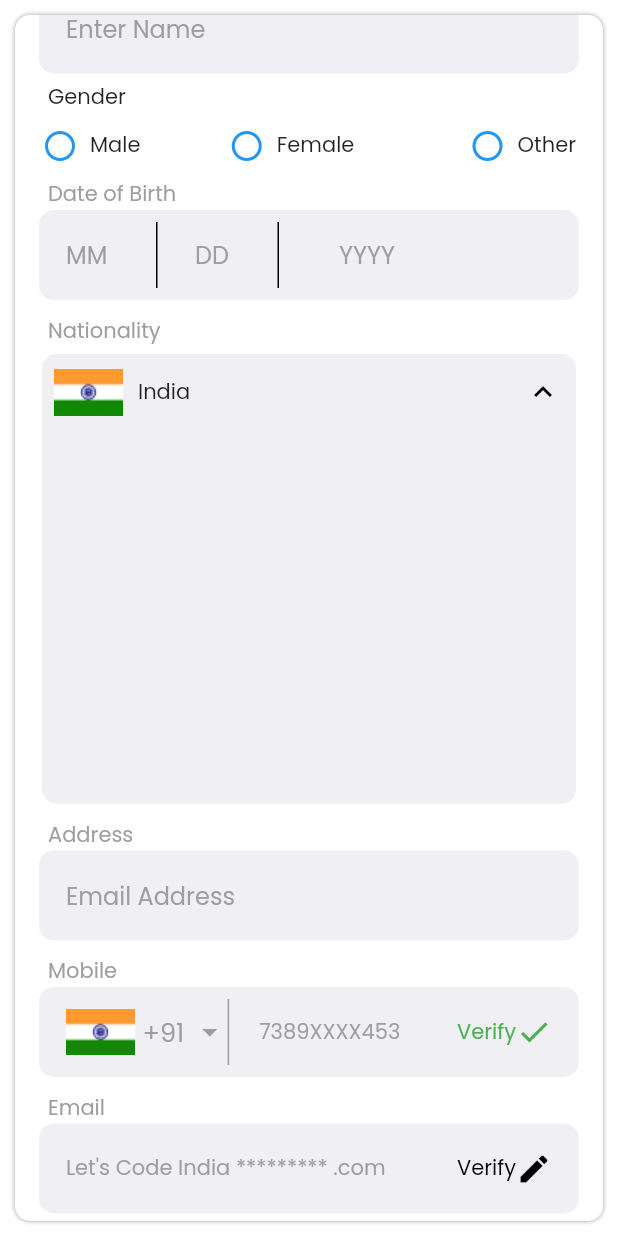
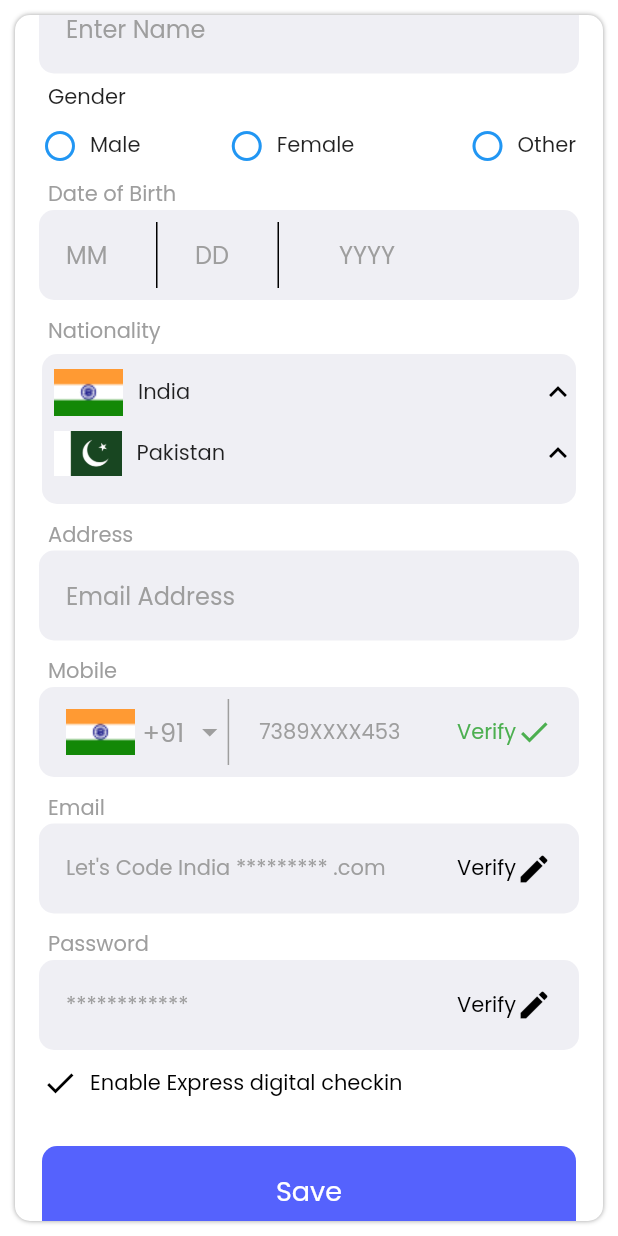
Before and after one commit to 21421342382/Ezmystay, a Flutter app: the complete_profile screen opened directly, scrolled down 286 dp, after a tap on "India", on a phone screen of 412 x 824 dp. Run offline on Flutter 3.47's test engine with Material 2 defaults, Android fonts, the phone set to English and light mode, and no system bars; our stand-ins replace auto_size_text, flutter_otp_text_field, fluttertoast, google_fonts.

Commit message:
Seven Commit

```diff
--- a/lib/app/sign up/complete profile.dart
+++ b/lib/app/sign up/complete profile.dart
@@ -4,6 +4,7 @@ import 'package:flutter/services.dart';
 import 'package:google_fonts/google_fonts.dart';
 import 'package:interviewproject/assets%20controller/assets_controller.dart';
 
+import '../home Section/main home.dart';
 import 'driving license.dart';
 
 class complete_profile extends StatefulWidget {
@@ -21,6 +22,10 @@ class _complete_profileState extends State<complete_profile> {
   bool other = false;
   bool show_animation = false;
   bool on_clicked = false;
+  bool india = false;
+  bool pakistan = false;
+  bool _show_india = true;
+  bool _show_pakistan = false;
 
   Widget build(BuildContext context) {
     return Scaffold(
@@ -48,7 +53,11 @@ class _complete_profileState extends State<complete_profile> {
                     alignment: Alignment.centerLeft,
                     child: Padding(
                       padding: const EdgeInsets.all(18.0),
-                      child: Text("Home >",style: GoogleFonts.poppins(color: Colors.blue),),
+                      child: InkWell(
+                          onTap: (){
+                            Navigator.of(context).pushAndRemoveUntil(MaterialPageRoute(builder: (context) => home_section()), (route) => false);
+                          },
+                          child: Text("Home >",style: GoogleFonts.poppins(color: Colors.blue),)),
                     ),
                   ),
                   Center(
@@ -312,7 +321,7 @@ class _complete_profileState extends State<complete_profile> {
                       },
                       child: AnimatedContainer(
                         duration: Duration(milliseconds: 1000),
-                        height: show_animation ?300 :60,
+                        height: show_animation ?100 :60,
                         width: double.infinity,
                         decoration: BoxDecoration(
                           color: Color(0xFFEFEFF4),
@@ -323,7 +332,18 @@ class _complete_profileState extends State<complete_profile> {
                             ?Column(
                           children: [
                             SizedBox(height: 10,),
-                            Row(
+                            InkWell(
+                              onTap: (){
+                                setState(() {
+                                  pakistan = false;
+                                  india = true;
+                                  _show_india = true;
+                                  _show_pakistan = false;
+                                  show_animation = false;
+                                });
+                              },
+                              child: Container(
+                                child: Row(
                                   children: [
                                     SizedBox(width: 8,),
                                     Image.asset(assets_controller.india_flag),
@@ -333,12 +353,55 @@ class _complete_profileState extends State<complete_profile> {
                                       alignment: Alignment.centerRight,
                                       child: Icon(Icons.keyboard_arrow_up_outlined,color: Colors.black,),
                                     )),
-                                SizedBox(width: 10,),
                                   ],
                                 ),
+                              ),
+                            ),
+                            SizedBox(height: 10,),
+                            InkWell(
+                              onTap: (){
+                                setState(() {
+                                  pakistan = true;
+                                  india = false;
+                                  _show_india = false;
+                                  _show_pakistan = true;
+                                  show_animation = false;
+                                });
+                              },
+                              child: Container(
+                                child: Row(
+                                  children: [
+                                    SizedBox(width: 8,),
+                                    Image.asset(assets_controller.pakistan_flag,height: 30,width: 45,fit: BoxFit.fill,),
+                                    SizedBox(width: 10,),
+                                    Text("Pakistan",style: GoogleFonts.poppins(color: Colors.black87),),
+                                    Expanded(child: Align(
+                                      alignment: Alignment.centerRight,
+                                      child: Icon(Icons.keyboard_arrow_up_outlined,color: Colors.black,),
+                                    )),
+                                  ],
+                                ),
+                              ),
+                            ),
+
                           ],
                         )
-                            :Center(
+                            : _show_pakistan
+                        ? Center(
+                          child: Row(
+                            children: [
+                              SizedBox(width: 8,),
+                              Image.asset(assets_controller.pakistan_flag,height: 30,width: 45,fit: BoxFit.fill,),
+                              SizedBox(width: 10,),
+                              Text("Pakistan",style: GoogleFonts.poppins(color: Colors.black87),),
+                              Expanded(child: Align(
+                                alignment: Alignment.centerRight,
+                                child: Icon(Icons.keyboard_arrow_up_outlined,color: Colors.black,),
+                              )),
+                            ],
+                          ),
+                        )
+                            : Center(
                           child: Row(
                             children: [
                               SizedBox(width: 8,),
@@ -352,7 +415,7 @@ class _complete_profileState extends State<complete_profile> {
                               SizedBox(width: 10,),
                             ],
                           ),
-                        ),
+                        )
                       ),
                     ),
                   ),
@@ -411,9 +474,13 @@ class _complete_profileState extends State<complete_profile> {
                           padding: const EdgeInsets.only(left: 18,right: 18),
                           child: Row(
                             children: [
-                              Image.asset(assets_controller.india_flag),
+                              _show_india
+                              ?Image.asset(assets_controller.india_flag)
+                              :Image.asset(assets_controller.pakistan_flag,height: 30,width: 45,fit: BoxFit.fill,),
                               SizedBox(width: 5,),
-                              Text("+91",style: GoogleFonts.poppins(color: Colors.grey,fontSize: 17),),
+                              _show_india
+                              ?Text("+91",style: GoogleFonts.poppins(color: Colors.grey,fontSize: 17),)
+                              :Text("+92",style: GoogleFonts.poppins(color: Colors.grey,fontSize: 17),),
                               SizedBox(width: 5,),
                               Icon(Icons.arrow_drop_down_outlined,color: Colors.grey,),
                               Padding(
--- a/lib/app/sign up/continue with phone.dart
+++ b/lib/app/sign up/continue with phone.dart
@@ -3,6 +3,7 @@ import 'package:flutter/material.dart';
 import 'package:flutter/services.dart';
 import 'package:fluttertoast/fluttertoast.dart';
 import 'package:google_fonts/google_fonts.dart';
+import 'package:interviewproject/app/sign%20up/continue%20with%20email.dart';
 import 'package:interviewproject/app/sign%20up/continue%20with%20phone.dart';
 import 'package:interviewproject/assets%20controller/assets_controller.dart';
 import 'package:interviewproject/elements/containerrounded.dart';
@@ -236,7 +237,7 @@ class _continue_with_phoneState extends State<continue_with_phone> {
                     padding: const EdgeInsets.only(left: 18,right: 18),
                     child: InkWell(
                       onTap: (){
-                        Navigator.of(context).push(MaterialPageRoute(builder: (context) => continue_with_phone()));
+                        Navigator.of(context).push(MaterialPageRoute(builder: (context) => continue_with_email()));
                       },
                       child: Container(
                         height: 60,
--- a/lib/app/sign up/otp screen.dart
+++ b/lib/app/sign up/otp screen.dart
@@ -96,7 +96,7 @@ class _otp_screenState extends State<otp_screen> {
             ),
           )),
           Center(child: Icon(Icons.mail,color: Colors.brown,size: 100,))
-          ,Text("Email Verification",style: GoogleFonts.poppins(fontSize: 24,color: Colors.black),),
+          ,Text("Phone Verification",style: GoogleFonts.poppins(fontSize: 24,color: Colors.black),),
           SizedBox(height: 10,),
           Text("Please Enter the OTP sent on your device",style: GoogleFonts.poppins(color: Colors.grey),),
           SizedBox(height: 40,),
--- a/lib/assets controller/assets_controller.dart
+++ b/lib/assets controller/assets_controller.dart
@@ -16,6 +16,6 @@ class assets_controller{
   static final star_icon = "assets/star.png";
   static final hotel_photo_1 = "assets/hotel.png";
   static final hotel_photo_2 = "assets/hotel2.png";
-
+  static final pakistan_flag = "assets/pakistan flag.jpg";
 
 }
```
Also changed, not shown: lib/app/sign up/forgot password.dart (+13 -1 lines), assets/pakistan flag.jpg (added). Lines whose indentation alone changed are shown as unchanged.
